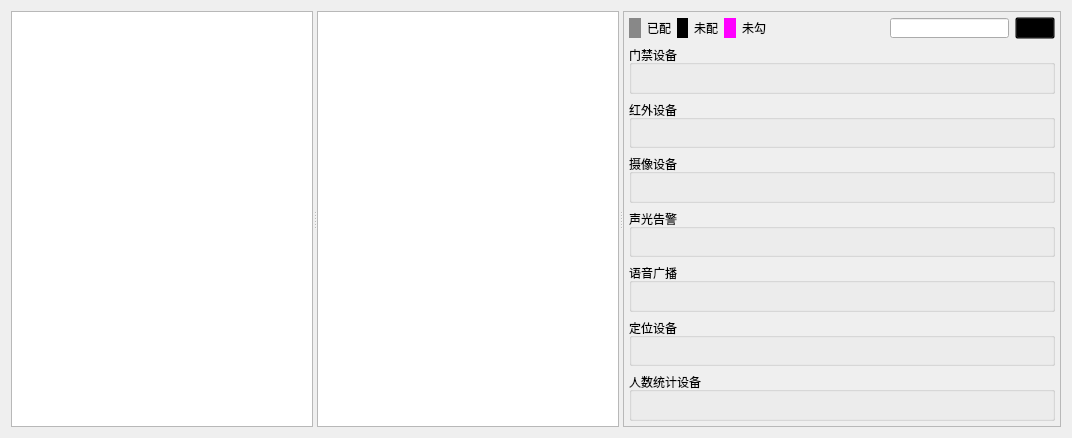
YongGuangLi/DeviceManage, file servicemanage.ui: the form before one commit.
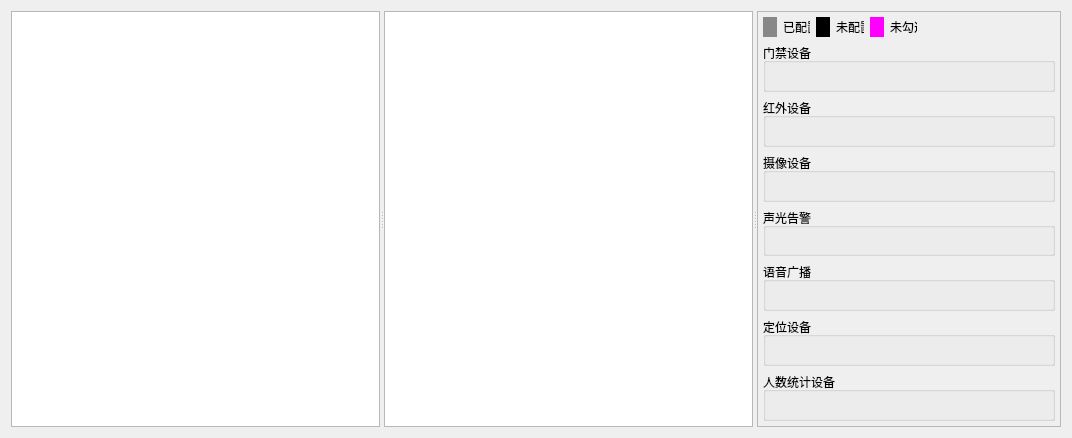
The form after the commit. Icons and pictures are not drawn.

What changed in the file:
```diff
--- a/servicemanage.ui
+++ b/servicemanage.ui
@@ -192,7 +192,7 @@
          </widget>
         </item>
         <item row="0" column="0">
-         <layout class="QHBoxLayout" name="horizontalLayout" stretch="1,2,1,2,1,2,10,10,1">
+         <layout class="QHBoxLayout" name="horizontalLayout" stretch="1,2,1,2,1,2,10">
           <item>
            <widget class="QLabel" name="label">
             <property name="sizePolicy">
@@ -368,39 +368,6 @@
             </property>
            </spacer>
           </item>
-          <item>
-           <widget class="QLineEdit" name="lineEdit_Serach">
-            <property name="sizePolicy">
-             <sizepolicy hsizetype="Expanding" vsizetype="Expanding">
-              <horstretch>0</horstretch>
-              <verstretch>0</verstretch>
-             </sizepolicy>
-            </property>
-            <property name="minimumSize">
-             <size>
-              <width>1</width>
-              <height>1</height>
-             </size>
-            </property>
-            <property name="maximumSize">
-             <size>
-              <width>16777215</width>
-              <height>20</height>
-             </size>
-            </property>
-           </widget>
-          </item>
-          <item>
-           <widget class="QPushButton" name="pushButton">
-            <property name="styleSheet">
-             <string notr="true">border-image: url(:/images/search.png);
- background: transparent;</string>
-            </property>
-            <property name="text">
-             <string/>
-            </property>
-           </widget>
-          </item>
          </layout>
         </item>
        </layout>
```
